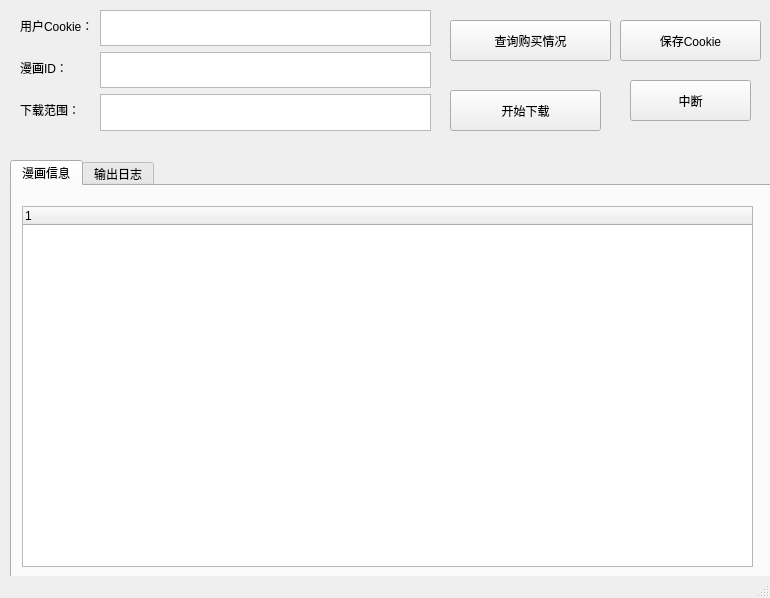
First picture: the form in MainGUI_Pyside6.ui, repository Randark-JMT/Bilibili_manga_download, before the edit.
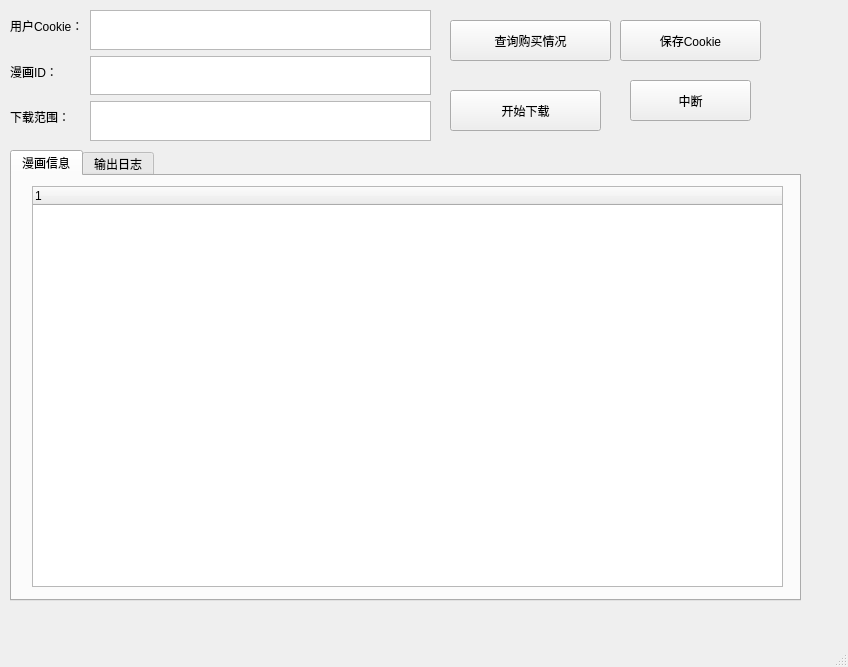
Second picture: the form after the edit.

Diff of the .ui file:
```diff
--- a/MainGUI_Pyside6.ui
+++ b/MainGUI_Pyside6.ui
@@ -6,8 +6,8 @@
    <rect>
     <x>0</x>
     <y>0</y>
-    <width>770</width>
-    <height>598</height>
+    <width>848</width>
+    <height>667</height>
    </rect>
   </property>
   <property name="windowTitle">
@@ -17,10 +17,10 @@
    <widget class="QWidget" name="formLayoutWidget">
     <property name="geometry">
      <rect>
-      <x>20</x>
+      <x>10</x>
       <y>10</y>
-      <width>411</width>
-      <height>121</height>
+      <width>421</width>
+      <height>131</height>
      </rect>
     </property>
     <layout class="QFormLayout" name="formLayout">
@@ -60,14 +60,20 @@
     <property name="geometry">
      <rect>
       <x>10</x>
-      <y>160</y>
-      <width>781</width>
-      <height>421</height>
+      <y>150</y>
+      <width>791</width>
+      <height>451</height>
      </rect>
     </property>
     <property name="currentIndex">
      <number>0</number>
     </property>
+    <property name="iconSize">
+     <size>
+      <width>8</width>
+      <height>8</height>
+     </size>
+    </property>
     <widget class="QWidget" name="tab">
      <attribute name="title">
       <string>漫画信息</string>
@@ -75,17 +81,24 @@
      <widget class="QTreeWidget" name="treeWidget">
       <property name="geometry">
        <rect>
-        <x>10</x>
-        <y>20</y>
-        <width>731</width>
-        <height>361</height>
+        <x>20</x>
+        <y>10</y>
+        <width>751</width>
+        <height>401</height>
        </rect>
       </property>
-      <column>
-       <property name="text">
-        <string notr="true">1</string>
-       </property>
-      </column>
+      <property name="contextMenuPolicy">
+       <enum>Qt::DefaultContextMenu</enum>
+      </property>
+      <property name="styleSheet">
+       <string notr="true"/>
+      </property>
+      <property name="frameShape">
+       <enum>QFrame::StyledPanel</enum>
+      </property>
+      <property name="frameShadow">
+       <enum>QFrame::Sunken</enum>
+      </property>
      </widget>
     </widget>
     <widget class="QWidget" name="tab_2">
```
Left out of the diff: 6 changed lines with no effect on the pictures.
